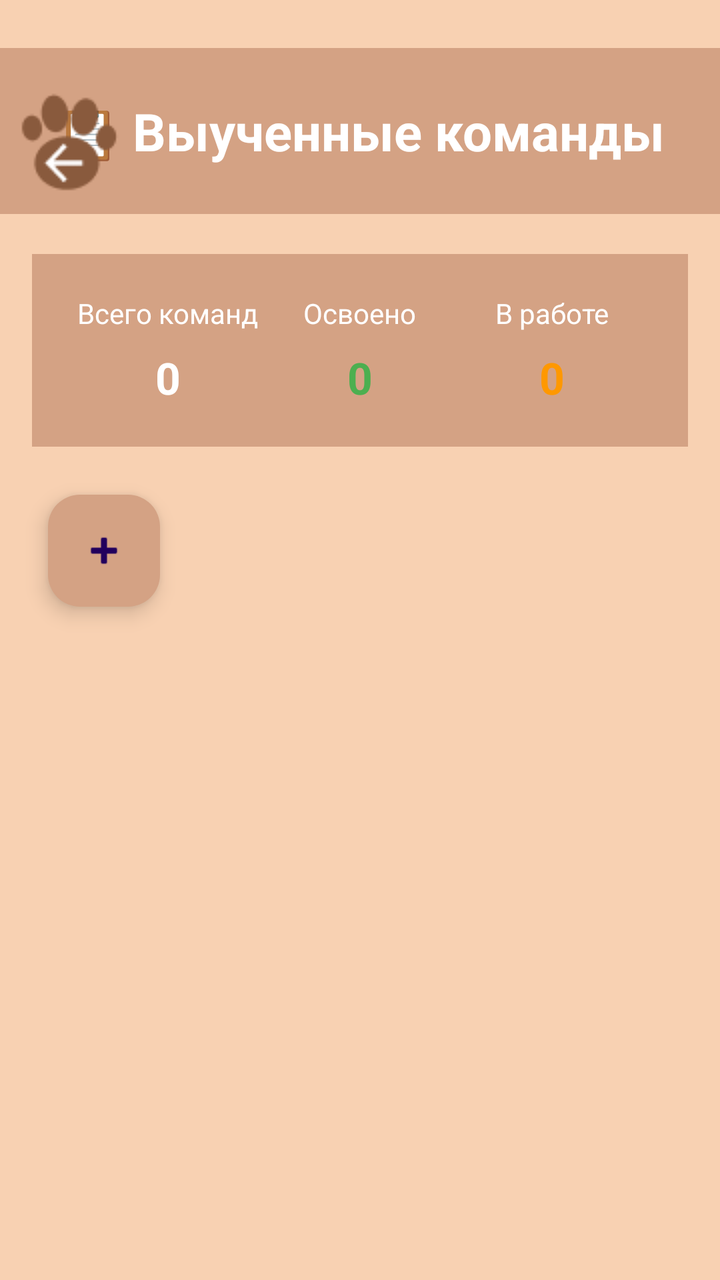
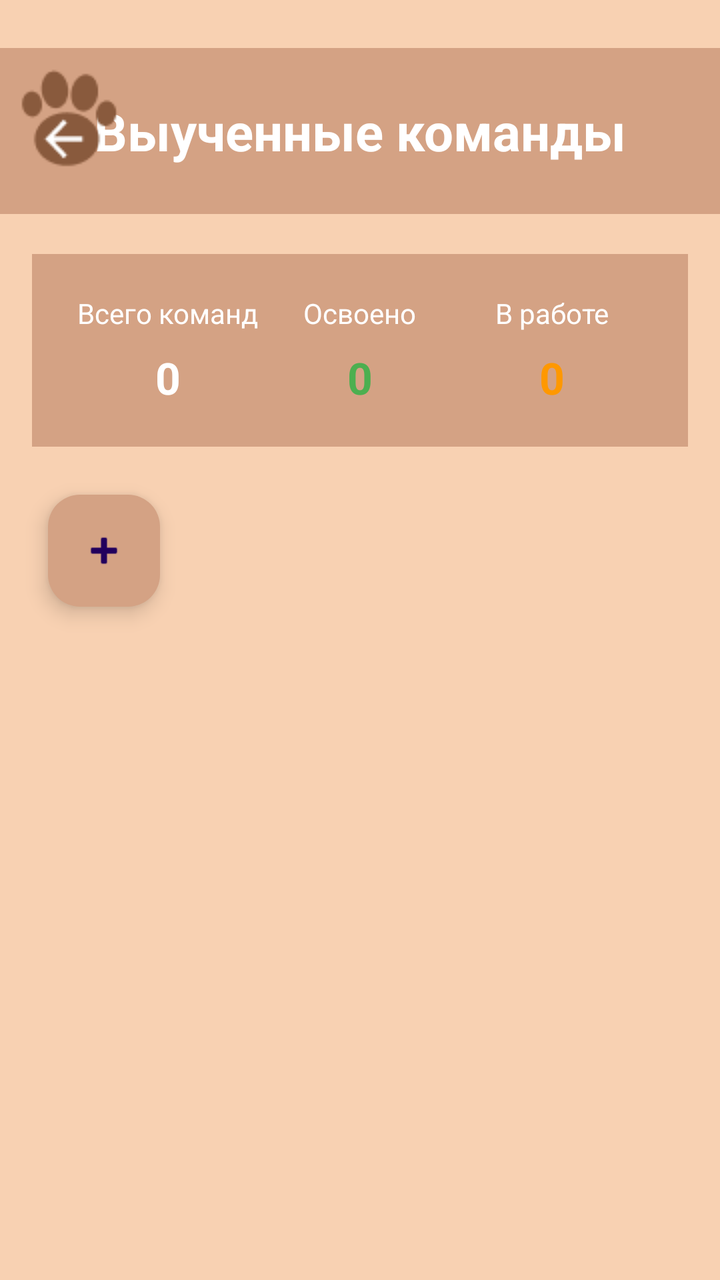

The first picture is an Android layout as it rendered before a commit; the second is the same layout after the commit. The layout source and the unified diff follow.
<!-- AndroidManifest.xml: application theme Theme.MyPet -->
<!-- res/layout/activity_commands.xml -->
<?xml version="1.0" encoding="utf-8"?>
<androidx.core.widget.NestedScrollView xmlns:android="http://schemas.android.com/apk/res/android"
    xmlns:app="http://schemas.android.com/apk/res-auto"
    xmlns:tools="http://schemas.android.com/tools"
    android:layout_width="match_parent"
    android:layout_height="match_parent"
    android:background="#F8D1B2"
    android:fillViewport="true">

    <androidx.constraintlayout.widget.ConstraintLayout
        android:layout_width="match_parent"
        android:layout_height="wrap_content"
        android:minHeight="1400dp">


        <TextView
            android:id="@+id/tvTitle"
            android:layout_width="0dp"
            android:layout_height="wrap_content"
            android:layout_marginTop="24dp"
            android:background="#D4A284"
            android:gravity="center"
            android:padding="24dp"
            android:text="📋 Выученные команды"
            android:textColor="#FFFFFF"
            android:textSize="26sp"
            android:textStyle="bold"
            app:layout_constraintEnd_toEndOf="parent"
            app:layout_constraintStart_toStartOf="parent"
            app:layout_constraintTop_toTopOf="parent" />


        <LinearLayout
            android:id="@+id/statsLayout"
            android:layout_width="0dp"
            android:layout_height="wrap_content"
            android:layout_marginTop="20dp"
            android:layout_marginStart="16dp"
            android:layout_marginEnd="16dp"
            android:background="#D4A284"
            android:orientation="horizontal"
            android:padding="20dp"
            app:layout_constraintEnd_toEndOf="parent"
            app:layout_constraintStart_toStartOf="parent"
            app:layout_constraintTop_toBottomOf="@+id/tvTitle">

            <LinearLayout
                android:layout_width="0dp"
                android:layout_height="wrap_content"
                android:layout_weight="1"
                android:gravity="center"
                android:orientation="vertical">

                <TextView
                    android:text="Всего команд"
                    android:textColor="#FFFFFF"
                    android:textSize="14sp"
                    android:layout_height="wrap_content"
                    android:layout_width="wrap_content"/>

                <TextView
                    android:id="@+id/tvTotal"
                    android:layout_height="wrap_content"
                    android:layout_width="wrap_content"
                    android:layout_marginTop="8dp"
                    android:text="0"
                    android:textColor="#FFFFFF"
                    android:textSize="22sp"
                    android:textStyle="bold" />

            </LinearLayout>

            <LinearLayout
                android:layout_width="0dp"
                android:layout_height="wrap_content"
                android:layout_weight="1"
                android:gravity="center"
                android:orientation="vertical">

                <TextView
                    android:text="Освоено"
                    android:layout_height="wrap_content"
                    android:layout_width="wrap_content"
                    android:textColor="#FFFFFF"
                    android:textSize="14sp" />

                <TextView
                    android:layout_height="wrap_content"
                    android:layout_width="wrap_content"
                    android:id="@+id/tvMastered"
                    android:layout_marginTop="8dp"
                    android:text="0"
                    android:textColor="#4CAF50"
                    android:textSize="22sp"
                    android:textStyle="bold" />

            </LinearLayout>

            <LinearLayout

                android:layout_width="0dp"
                android:layout_height="wrap_content"
                android:layout_weight="1"
                android:gravity="center"
                android:orientation="vertical">

                <TextView
                    android:layout_height="wrap_content"
                    android:layout_width="wrap_content"
                    android:text="В работе"
                    android:textColor="#FFFFFF"
                    android:textSize="14sp" />

                <TextView
                    android:layout_height="wrap_content"
                    android:layout_width="wrap_content"
                    android:id="@+id/tvLearning"
                    android:layout_marginTop="8dp"
                    android:text="0"
                    android:textColor="#FF9800"
                    android:textSize="22sp"
                    android:textStyle="bold" />

            </LinearLayout>

        </LinearLayout>


        <com.google.android.material.floatingactionbutton.FloatingActionButton
            android:id="@+id/fabAdd"
            android:layout_width="wrap_content"
            android:layout_height="wrap_content"
            android:layout_margin="24dp"
            android:contentDescription="Добавить команду"
            android:src="@android:drawable/ic_input_add"
            app:backgroundTint="#D4A284"
            app:layout_constraintStart_toStartOf="parent"
            app:layout_constraintTop_toBottomOf="@+id/statsLayout" />


       <androidx.recyclerview.widget.RecyclerView
            android:id="@+id/recyclerView"
            android:layout_width="0dp"
            android:layout_height="0dp"
            android:layout_marginStart="16dp"
            android:layout_marginTop="24dp"
            android:layout_marginEnd="16dp"
            android:padding="8dp"
            app:layout_constraintBottom_toBottomOf="parent"
            app:layout_constraintEnd_toEndOf="parent"
            app:layout_constraintHorizontal_bias="0.0"
            app:layout_constraintStart_toStartOf="parent"
            app:layout_constraintTop_toBottomOf="@+id/fabAdd"
            app:layout_constraintVertical_bias="0.0"
            tools:listitem="@layout/item_command" />

        <ImageButton
            android:id="@+id/imageButton"
            android:layout_width="70dp"
            android:layout_height="70dp"
            android:layout_marginTop="36dp"
            android:background="?attr/selectableItemBackground"
            android:onClick="GoToMenu"
            app:layout_constraintStart_toStartOf="parent"
            app:layout_constraintTop_toTopOf="parent"
            app:srcCompat="@drawable/back_btn1"
            tools:ignore="MissingConstraints" />


    </androidx.constraintlayout.widget.ConstraintLayout>
</androidx.core.widget.NestedScrollView>
<!-- res/layout/item_command.xml (included above) -->
<?xml version="1.0" encoding="utf-8"?>
<androidx.cardview.widget.CardView
    xmlns:android="http://schemas.android.com/apk/res/android"
    xmlns:app="http://schemas.android.com/apk/res-auto"
    android:layout_width="match_parent"
    android:layout_height="wrap_content"
    android:layout_margin="12dp"
    app:cardCornerRadius="20dp"
    app:cardElevation="6dp">

    <LinearLayout
        android:layout_width="match_parent"
        android:layout_height="wrap_content"
        android:orientation="horizontal"
        android:padding="20dp">

        
        <ImageView
            android:id="@+id/icon"
            android:layout_width="64dp"
            android:layout_height="64dp"
            android:layout_marginEnd="16dp"
            android:background="#D4A284"
            android:contentDescription="Иконка"
            android:scaleType="center"
            android:src="@android:drawable/ic_menu_info_details" />

        
        <LinearLayout
            android:layout_width="0dp"
            android:layout_height="wrap_content"
            android:layout_weight="1"
            android:orientation="vertical">

            <TextView
                android:id="@+id/commandName"
                android:layout_width="match_parent"
                android:layout_height="wrap_content"
                android:text="Название команды"
                android:textColor="#3A1F0F"
                android:textSize="20sp"
                android:textStyle="bold" />

            <TextView
                android:id="@+id/learnDate"
                android:layout_width="match_parent"
                android:layout_height="wrap_content"
                android:layout_marginTop="4dp"
                android:text="Дата изучения: --"
                android:textColor="#8B4513"
                android:textSize="14sp" />

            <TextView
                android:id="@+id/level"
                android:layout_width="match_parent"
                android:layout_height="wrap_content"
                android:layout_marginTop="2dp"
                android:text="Статус: не установлен"
                android:textColor="#666666"
                android:textSize="14sp" />
        </LinearLayout>

        
        <TextView
            android:id="@+id/statusIndicator"
            android:layout_width="wrap_content"
            android:layout_height="wrap_content"
            android:layout_gravity="center_vertical"
            android:background="#E0E0E0"
            android:paddingStart="12dp"
            android:paddingEnd="12dp"
            android:paddingTop="6dp"
            android:paddingBottom="6dp"
            android:text="Новая"
            android:textColor="#666666"
            android:textSize="12sp" />

    </LinearLayout>
</androidx.cardview.widget.CardView>
<!-- resources referenced by this layout -->
<resources>
  <!-- drawable back_btn1: png bitmap (drawable, 1809 bytes) -->
  <style name="Theme.MyPet" parent="Base.Theme.MyPet" />
  <style name="Base.Theme.MyPet" parent="Theme.Material3.DayNight.NoActionBar">
          
          
      </style>
</resources>

<!-- the commit's change to res/layout/activity_commands.xml (unified diff, before → after) -->
@@ -21,7 +21,7 @@
             android:background="#D4A284"
             android:gravity="center"
             android:padding="24dp"
-            android:text="📋 Выученные команды"
+            android:text="Выученные команды"
             android:textColor="#FFFFFF"
             android:textSize="26sp"
             android:textStyle="bold"
@@ -137,28 +137,25 @@
             app:layout_constraintStart_toStartOf="parent"
             app:layout_constraintTop_toBottomOf="@+id/statsLayout" />
 
-
        <androidx.recyclerview.widget.RecyclerView
             android:id="@+id/recyclerView"
             android:layout_width="0dp"
             android:layout_height="0dp"
             android:layout_marginStart="16dp"
-            android:layout_marginTop="24dp"
+            android:layout_marginTop="15dp"
             android:layout_marginEnd="16dp"
             android:padding="8dp"
             app:layout_constraintBottom_toBottomOf="parent"
             app:layout_constraintEnd_toEndOf="parent"
-            app:layout_constraintHorizontal_bias="0.0"
             app:layout_constraintStart_toStartOf="parent"
             app:layout_constraintTop_toBottomOf="@+id/fabAdd"
-            app:layout_constraintVertical_bias="0.0"
             tools:listitem="@layout/item_command" />
 
         <ImageButton
             android:id="@+id/imageButton"
             android:layout_width="70dp"
             android:layout_height="70dp"
-            android:layout_marginTop="36dp"
+            android:layout_marginTop="24dp"
             android:background="?attr/selectableItemBackground"
             android:onClick="GoToMenu"
             app:layout_constraintStart_toStartOf="parent"
